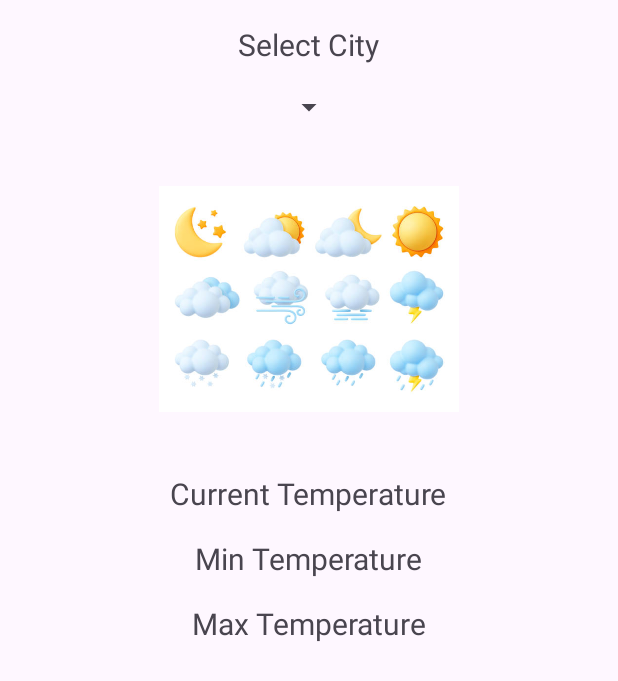
After one commit to shreeshjosyula/CP670-A-Sai-Shreesh-Josyula, an Android app: the layout activity_weather_forecast.xml on its own in the app's theme, with its tools: preview values and no code run, on a phone screen of 412 x 824 dp. The commit adds this screen. Shown: the top 681 px of the screen. Run offline under Robolectric (Android 15) with nearby library versions, the phone set to English and light mode, and no system bars.

Commit message:
Complete ass 3 part 2

```diff
--- a/app/src/main/AndroidManifest.xml
+++ b/app/src/main/AndroidManifest.xml
@@ -4,6 +4,7 @@
 
     <uses-permission android:name="android.permission.CAMERA" />
     <uses-permission android:name="android.permission.WRITE_EXTERNAL_STORAGE" />
+    <uses-permission android:name="android.permission.INTERNET" />
 
     <uses-feature
         android:name="android.hardware.camera"
@@ -19,6 +20,9 @@
         android:supportsRtl="true"
         android:theme="@style/Theme.AndroidAssignments"
         tools:targetApi="31">
+        <activity
+            android:name=".WeatherForecast"
+            android:exported="false" />
         <activity
             android:name=".TestToolbar"
             android:exported="false"
--- /dev/null
+++ b/app/src/main/res/layout/activity_weather_forecast.xml
@@ -0,0 +1,72 @@
+<?xml version="1.0" encoding="utf-8"?>
+<RelativeLayout xmlns:android="http://schemas.android.com/apk/res/android"
+    android:layout_width="match_parent"
+    android:layout_height="match_parent">
+
+    <TextView
+        android:id="@+id/newChooseCityTitle"
+        android:layout_width="wrap_content"
+        android:layout_height="wrap_content"
+        android:text="@string/selectCity"
+        android:textSize="20sp"
+        android:layout_centerHorizontal="true"
+        android:layout_marginTop="16dp"/>
+
+    <Spinner
+        android:id="@+id/newCitySpinner"
+        android:layout_width="wrap_content"
+        android:layout_height="wrap_content"
+        android:layout_centerHorizontal="true"
+        android:layout_below="@id/newChooseCityTitle"
+        android:layout_marginTop="16dp"/>
+
+    <ImageView
+        android:id="@+id/newWeatherImageView"
+        android:layout_width="200dp"
+        android:layout_height="200dp"
+        android:src="@drawable/weatherforecast"
+        android:layout_centerHorizontal="true"
+        android:layout_below="@id/newCitySpinner"
+        android:layout_marginTop="16dp"/>
+
+    <TextView
+        android:id="@+id/newCurrentTemperatureTextView"
+        android:layout_width="wrap_content"
+        android:layout_height="wrap_content"
+        android:layout_below="@id/newWeatherImageView"
+        android:layout_marginTop="16dp"
+        android:text="@string/currentTemperature"
+        android:textSize="20sp"
+        android:layout_centerHorizontal="true"/>
+
+    <TextView
+        android:id="@+id/newMinTemperatureTextView"
+        android:layout_width="wrap_content"
+        android:layout_height="wrap_content"
+        android:layout_below="@id/newCurrentTemperatureTextView"
+        android:layout_marginTop="16dp"
+        android:text="@string/minTemperature"
+        android:textSize="20sp"
+        android:layout_centerHorizontal="true"/>
+
+    <TextView
+        android:id="@+id/newMaxTemperatureTextView"
+        android:layout_width="wrap_content"
+        android:layout_height="wrap_content"
+        android:layout_below="@id/newMinTemperatureTextView"
+        android:layout_marginTop="16dp"
+        android:text="@string/maxTemperature"
+        android:textSize="20sp"
+        android:layout_centerHorizontal="true"/>
+
+    <ProgressBar
+        android:id="@+id/newProgressBar"
+        style="?android:attr/progressBarStyleHorizontal"
+        android:layout_width="match_parent"
+        android:layout_height="wrap_content"
+        android:layout_below="@id/newMaxTemperatureTextView"
+        android:layout_marginTop="16dp"
+        android:visibility="invisible"
+        android:indeterminate="false"/>
+
+</RelativeLayout>
--- a/app/src/main/res/values/strings.xml
+++ b/app/src/main/res/values/strings.xml
@@ -22,8 +22,6 @@
     <string name="startChatBtn">Start Chat</string>
     <string name="send">Send</string>
     <string name="editTextChat">Type your message</string>
-
-
     <string name="title_activity_test_toolbar">TestToolbar</string>
     <string name="first_fragment_label">First Fragment</string>
     <string name="second_fragment_label">Second Fragment</string>
@@ -34,6 +32,20 @@
     <string name="dialog_message">This action will finish the current activity. Do you want to proceed?</string>
     <string name="dialog_positive_button">Yes</string>
     <string name="dialog_negative_button">No</string>
+
+
+    <string name="WeatherForecast">Weather Forecast</string>
+    <string name="selectCity"> Select City</string>
+    <string name="currentTemperature">Current Temperature</string>
+    <string name="minTemperature">Min Temperature</string>
+    <string name="maxTemperature">Max Temperature</string>
+    <string-array name="canadian_cities">
+        <item>Ottawa</item>
+        <item>Vancouver</item>
+        <item>Mississauga</item>
+        <item>Waterloo</item>
+        <item>Hamilton</item>
+    </string-array>
 
     <string name="lorem_ipsum">
         Lorem ipsum dolor sit amet, consectetur adipiscing elit. Nam in scelerisque sem. Mauris
```
Also changed, not shown: app/src/main/java/com/example/androidassignments/HTTPUtilsPack.java (added, +20 -0 lines), app/src/main/java/com/example/androidassignments/MainActivity.java (+11 -1 lines), app/src/main/java/com/example/androidassignments/WeatherForecast.java (added, +198 -0 lines), app/src/main/res/layout/activity_main.xml (+14 -0 lines), app/src/main/res/drawable/weatherforecast.jpg (added), 1 other file.
